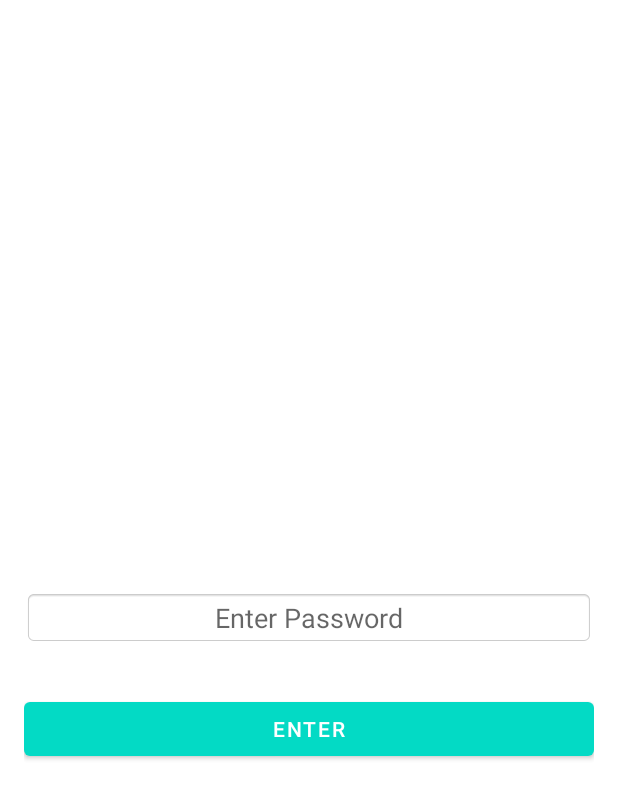
After one commit to estarpro1022/elog, an Android app: the PasswordInputActivity screen opened directly, with no data from a screen before it, on a phone screen of 412 x 824 dp. The commit adds this screen. Shown: the top 799 px of the screen. Run offline under Robolectric (Android 15) with nearby library versions, the phone set to English and light mode, and no system bars; Roboto replaces fonts that are not available here.

Commit message:
用户信息界面，应用锁

```diff
--- a/app/build.gradle
+++ b/app/build.gradle
@@ -9,7 +9,7 @@ android {
     defaultConfig {
         applicationId "com.example.myapplication"
         minSdk 24
-        targetSdk 33
+        targetSdk 34
         versionCode 1
         versionName "1.1.0"
 
@@ -32,6 +32,7 @@ android {
 }
 
 dependencies {
+    implementation 'androidx.preference:preference:1.2.0'
     def fragment_version = "1.5.5"
 
     // 拖拽按钮
--- a/app/src/main/AndroidManifest.xml
+++ b/app/src/main/AndroidManifest.xml
@@ -14,6 +14,12 @@
         android:supportsRtl="true"
         android:theme="@style/Theme.Default"
         tools:targetApi="31">
+        <activity android:name=".activity.PasswordInputActivity"
+            android:exported="false">
+        </activity>
+        <activity
+            android:name=".activity.UserProfileActivity"
+            android:exported="false" />
         <activity
             android:name=".activity.DiaryListActivity"
             android:exported="false" />
--- /dev/null
+++ b/app/src/main/java/com/example/myapplication/activity/PasswordInputActivity.java
@@ -0,0 +1,57 @@
+package com.example.myapplication.activity;
+
+import android.content.Intent;
+import android.content.SharedPreferences;
+import android.os.Bundle;
+import android.text.InputType;
+import android.view.View;
+import android.widget.EditText;
+import android.widget.Toast;
+
+import androidx.appcompat.app.AppCompatActivity;
+
+import com.example.myapplication.MainActivity;
+import com.example.myapplication.R;
+
+public class PasswordInputActivity extends AppCompatActivity {
+
+    private EditText editTextPassword;
+
+    @Override
+    protected void onCreate(Bundle savedInstanceState) {
+        super.onCreate(savedInstanceState);
+        setContentView(R.layout.activity_password);
+
+        editTextPassword = findViewById(R.id.editTextPassword);
+
+        // 设置数字键盘
+        editTextPassword.setInputType(InputType.TYPE_CLASS_NUMBER);
+    }
+
+    public void onEnterClicked(View view) {
+        String enteredPassword = editTextPassword.getText().toString();
+
+        // 验证密码
+        if (isPasswordCorrect(enteredPassword)) {
+            // 密码正确，跳转到主界面
+            SharedPreferences preferences = getSharedPreferences("MyPreferences", MODE_PRIVATE);
+            preferences.edit().putBoolean("isPasswordVerified", true).apply();
+
+            Toast.makeText(this, "密码正确", Toast.LENGTH_SHORT).show();
+
+            Intent intent = new Intent(this, MainActivity.class);
+            startActivity(intent);
+            finish();
+
+        } else {
+            // 密码错误，显示错误消息
+            Toast.makeText(this, "密码错误，请重试", Toast.LENGTH_SHORT).show();
+        }
+    }
+
+    private boolean isPasswordCorrect(String enteredPassword) {
+        // 验证密码
+        return enteredPassword.equals("1110");
+    }
+
+}
--- /dev/null
+++ b/app/src/main/res/layout/activity_password.xml
@@ -0,0 +1,28 @@
+<RelativeLayout xmlns:android="http://schemas.android.com/apk/res/android"
+    xmlns:tools="http://schemas.android.com/tools"
+    android:layout_width="match_parent"
+    android:layout_height="match_parent"
+    android:padding="16dp"
+    tools:context=".PasswordInputActivity">
+
+    <EditText
+        android:id="@+id/editTextPassword"
+        android:layout_width="match_parent"
+        android:layout_height="wrap_content"
+        android:inputType="none"
+        android:gravity="center"
+        android:layout_centerInParent="true"
+        android:layout_marginBottom="16dp"
+        android:hint="Enter Password"
+        android:background="@android:drawable/editbox_background_normal"
+        android:maxLength="4" />
+
+    <Button
+        android:id="@+id/btnEnter"
+        android:layout_width="match_parent"
+        android:layout_height="wrap_content"
+        android:text="Enter"
+        android:layout_below="@id/editTextPassword"
+        android:layout_marginTop="16dp"
+        android:onClick="onEnterClicked" />
+</RelativeLayout>
```
Also changed, not shown: app/src/main/java/com/example/myapplication/MainActivity.java (+24 -1 lines), app/src/main/java/com/example/myapplication/activity/UserProfileActivity.java (added, +66 -0 lines), app/src/main/java/com/example/myapplication/activity/UserProfileAdapter.java (added, +44 -0 lines), app/src/main/java/com/example/myapplication/activity/UserProfileItem.java (added, +19 -0 lines), app/src/main/res/layout/activity_user_profile.xml (added, +47 -0 lines), app/src/main/res/values/attrs.xml (added, +10 -0 lines).
